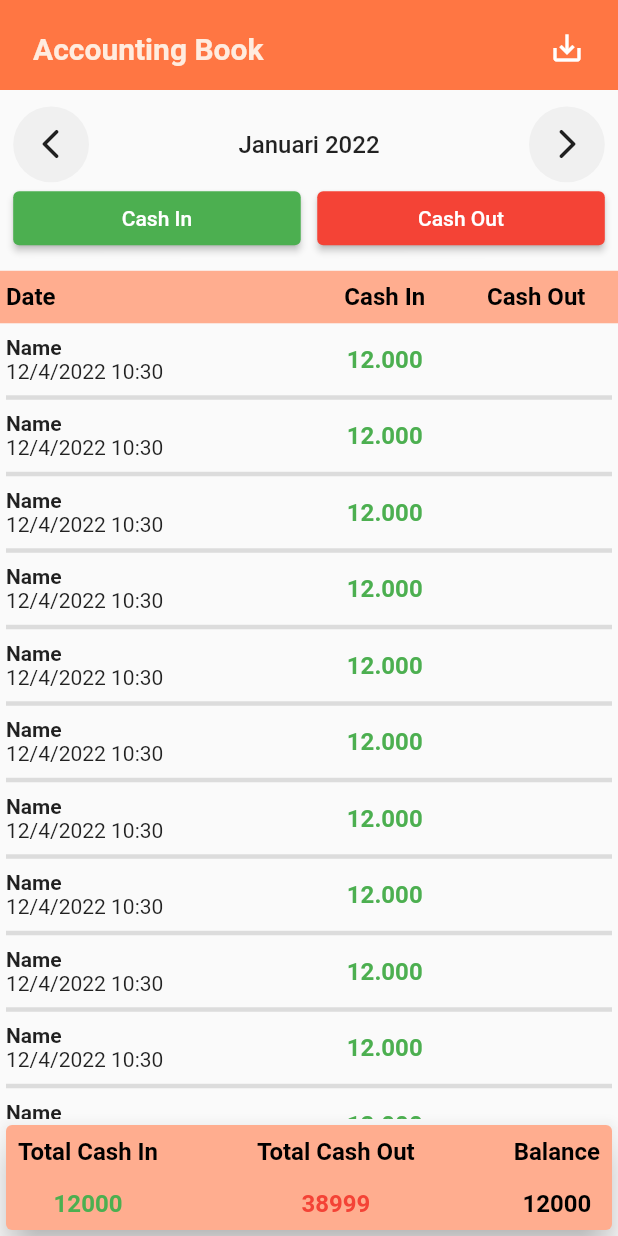
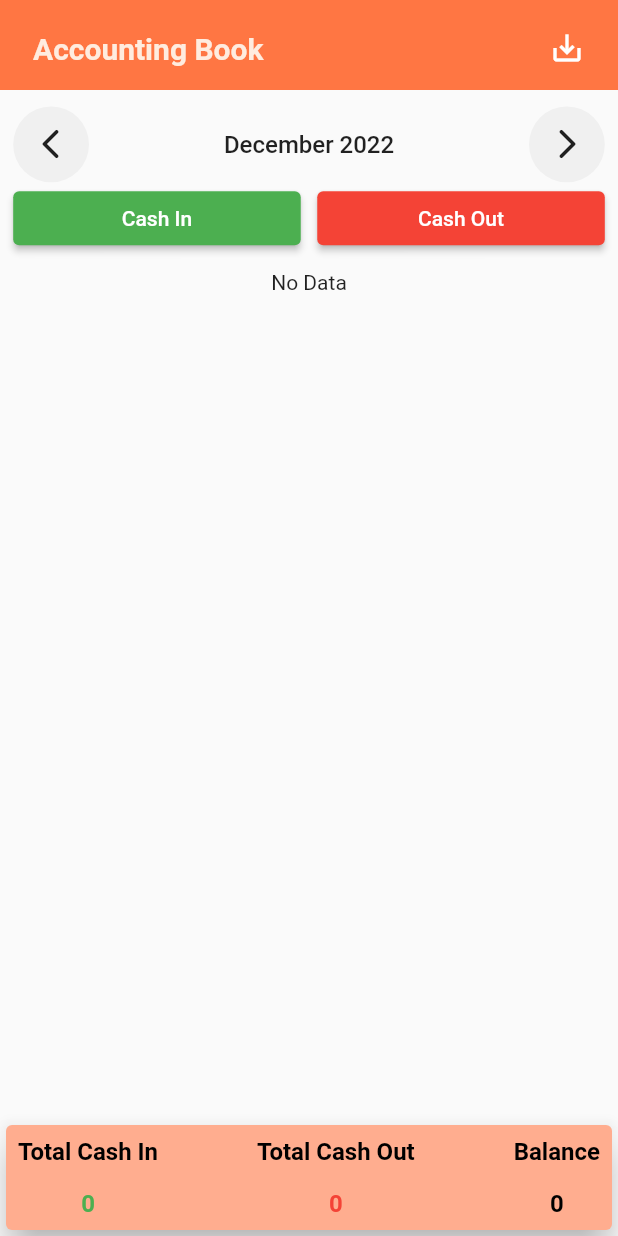
Before and after one commit to AkhmadhetaHPras/flutter-accounting_apk, a Flutter app: the screen it shows after launch, after a tap on "Continue", on a phone screen of 412 x 824 dp. Run offline on Flutter 3.47's test engine with Material 2 defaults, Android fonts, the phone set to English and light mode, and no system bars; our stand-ins replace flutter_svg, sqflite; accounts and stored records are empty.

Commit message:
add data cash in and filter month

```diff
--- a/lib/components/default_button.dart
+++ b/lib/components/default_button.dart
@@ -3,15 +3,22 @@ import 'package:flutter/material.dart';
 import '../constants.dart';
 import '../size_config.dart';
 
-class DefaultButton extends StatelessWidget {
+class DefaultButton extends StatefulWidget {
   const DefaultButton({
     Key? key,
     this.text,
     this.press,
+    required this.load,
   }) : super(key: key);
   final String? text;
   final Function? press;
+  final bool load;
 
+  @override
+  State<DefaultButton> createState() => _DefaultButtonState();
+}
+
+class _DefaultButtonState extends State<DefaultButton> {
   @override
   Widget build(BuildContext context) {
     return SizedBox(
@@ -24,14 +31,18 @@ class DefaultButton extends StatelessWidget {
           foregroundColor: Colors.white,
           backgroundColor: kPrimaryColor,
         ),
-        onPressed: press as void Function()?,
-        child: Text(
-          text!,
-          style: TextStyle(
-            fontSize: getProportionateScreenWidth(18),
-            color: Colors.white,
-          ),
-        ),
+        onPressed: widget.press as void Function()?,
+        child: !widget.load
+            ? Text(
+                widget.text!,
+                style: TextStyle(
+                  fontSize: getProportionateScreenWidth(18),
+                  color: Colors.white,
+                ),
+              )
+            : const CircularProgressIndicator(
+                color: Colors.white,
+              ),
       ),
     );
   }
--- /dev/null
+++ b/lib/components/loader.dart
@@ -0,0 +1,21 @@
+import 'package:accounting_apk/constants.dart';
+import 'package:flutter/material.dart';
+
+class Loader extends StatelessWidget {
+  const Loader({
+    Key? key,
+  }) : super(key: key);
+
+  @override
+  Widget build(BuildContext context) {
+    return Expanded(
+      child: Container(
+        child: const Center(
+          child: CircularProgressIndicator(
+            color: kPrimaryColor,
+          ),
+        ),
+      ),
+    );
+  }
+}
--- a/lib/screens/book/components/body.dart
+++ b/lib/screens/book/components/body.dart
@@ -1,14 +1,71 @@
+import 'package:accounting_apk/components/loader.dart';
 import 'package:accounting_apk/constants.dart';
+import 'package:accounting_apk/models/item.dart';
 import 'package:accounting_apk/screens/book/cash_in.dart';
 import 'package:accounting_apk/screens/book/components/book_header.dart';
 import 'package:accounting_apk/screens/book/components/icon_btn_pdf.dart';
 import 'package:accounting_apk/screens/book/components/list_page.dart';
 import 'package:accounting_apk/screens/book/components/summary.dart';
+import 'package:accounting_apk/services/database_services.dart';
 import 'package:accounting_apk/size_config.dart';
 import 'package:flutter/material.dart';
+import 'package:intl/intl.dart';
 
-class Body extends StatelessWidget {
+class Body extends StatefulWidget {
   const Body({super.key});
+
+  @override
+  State<Body> createState() => _BodyState();
+}
+
+class _BodyState extends State<Body> {
+  List<Item> items = [];
+  bool _isLoading = false;
+  String month = DateTime.now().month.toString();
+  String year = DateTime.now().year.toString();
+  int cashIn = 0;
+  int cashOut = 0;
+  int balance = 0;
+
+  @override
+  void initState() {
+    super.initState();
+    getAll();
+  }
+
+  String getMonthName() {
+    return DateFormat('MMMM').format(DateTime(0, int.parse(month)));
+  }
+
+  void updateSummary() {
+    var cIn = 0;
+    var cOut = 0;
+    for (var element in items) {
+      if (element.cashIn != null) {
+        cIn += element.cashIn!;
+      }
+      if (element.cashOut != null) {
+        cOut += element.cashOut!;
+      }
+    }
+    setState(() {
+      cashIn = cIn;
+      cashOut = cOut;
+      balance = cashIn - cashOut;
+    });
+  }
+
+  void getAll() async {
+    setState(() {
+      _isLoading = true;
+    });
+    var response = await DatabaseService().itemList(month, year);
+    items = response;
+    updateSummary();
+    setState(() {
+      _isLoading = false;
+    });
+  }
 
   @override
   Widget build(BuildContext context) {
@@ -40,14 +97,36 @@ class Body extends StatelessWidget {
                 // nav month
                 Row(
                   mainAxisAlignment: MainAxisAlignment.spaceBetween,
-                  children: const [
-                    IconBtn(icon: Icons.arrow_back_ios_rounded),
+                  children: [
+                    IconBtn(
+                      icon: Icons.arrow_back_ios_rounded,
+                      tap: () {
+                        var date =
+                            DateTime(int.parse(year), int.parse(month) - 1, 1);
+                        setState(() {
+                          month = date.month.toString();
+                          year = date.year.toString();
+                        });
+                        getAll();
+                      },
+                    ),
                     Text(
-                      "Januari 2022",
-                      style:
-                          TextStyle(fontSize: 16, fontWeight: FontWeight.w500),
+                      "${getMonthName()} $year",
+                      style: const TextStyle(
+                          fontSize: 16, fontWeight: FontWeight.w500),
                     ),
-                    IconBtn(icon: Icons.arrow_forward_ios_rounded),
+                    IconBtn(
+                      icon: Icons.arrow_forward_ios_rounded,
+                      tap: () {
+                        var date =
+                            DateTime(int.parse(year), int.parse(month) + 1, 1);
+                        setState(() {
+                          month = date.month.toString();
+                          year = date.year.toString();
+                        });
+                        getAll();
+                      },
+                    ),
                   ],
                 ),
 
@@ -83,13 +162,17 @@ class Body extends StatelessWidget {
           ),
           SizedBox(height: getProportionateScreenWidth(10)),
 
-          const ListPage(),
+          !_isLoading
+              ? ListPage(
+                  items: items,
+                )
+              : const Loader(),
 
           // summary
-          const SummaryBook(
-            balance: 12000,
-            totalCashIn: 12000,
-            totalCashOut: 38999,
+          SummaryBook(
+            balance: balance,
+            totalCashIn: cashIn,
+            totalCashOut: cashOut,
           ),
         ],
       ),
--- a/lib/screens/book/components/icon_btn_pdf.dart
+++ b/lib/screens/book/components/icon_btn_pdf.dart
@@ -6,15 +6,17 @@ class IconBtn extends StatelessWidget {
   const IconBtn({
     Key? key,
     required this.icon,
+    this.tap,
   }) : super(key: key);
 
   final IconData icon;
+  final Function? tap;
 
   @override
   Widget build(BuildContext context) {
     return InkWell(
       borderRadius: BorderRadius.circular(100),
-      onTap: () {},
+      onTap: tap as void Function()?,
       child: Stack(
         clipBehavior: Clip.none,
         children: [
--- a/lib/screens/book/components/list_item.dart
+++ b/lib/screens/book/components/list_item.dart
@@ -11,7 +11,7 @@ class ListItem extends StatelessWidget {
   }) : super(key: key);
 
   final String name;
-  final DateTime date;
+  final String date;
   final int? cashIn;
   final int? cashOut;
 
@@ -53,7 +53,7 @@ class ListItem extends StatelessWidget {
                     style: const TextStyle(fontWeight: FontWeight.w600),
                   ),
                   Text(
-                    DateFormat.yMd().add_Hm().format(date),
+                    date,
                   ),
                 ],
               ),
--- a/lib/screens/book/components/list_page.dart
+++ b/lib/screens/book/components/list_page.dart
@@ -4,21 +4,20 @@ import 'package:accounting_apk/screens/book/components/list_item.dart';
 import 'package:accounting_apk/screens/book/components/text_table_title.dart';
 import 'package:flutter/material.dart';
 
-class ListPage extends StatefulWidget {
+class ListPage extends StatelessWidget {
   const ListPage({
     Key? key,
+    required this.items,
   }) : super(key: key);
 
-  @override
-  State<ListPage> createState() => _ListPageState();
-}
-
-class _ListPageState extends State<ListPage> {
-  final List<Item> items = [];
-
+  final List<Item> items;
   @override
   Widget build(BuildContext context) {
-    return Expanded(
+    return items.isEmpty
+        ? const Expanded(
+            child: Text("No Data"),
+          )
+        : Expanded(
             child: Column(
               children: [
                 // list view header
@@ -35,13 +34,13 @@ class _ListPageState extends State<ListPage> {
                       ),
                       Expanded(
                         flex: 1,
-                  child:
-                      TextTableTitle(text: "Cash In", align: TextAlign.center),
+                        child: TextTableTitle(
+                            text: "Cash In", align: TextAlign.center),
                       ),
                       Expanded(
                         flex: 1,
-                  child:
-                      TextTableTitle(text: "Cash Out", align: TextAlign.center),
+                        child: TextTableTitle(
+                            text: "Cash Out", align: TextAlign.center),
                       ),
                     ],
                   ),
@@ -53,12 +52,13 @@ class _ListPageState extends State<ListPage> {
                     padding: const EdgeInsets.symmetric(horizontal: 4),
                     // height: MediaQuery.of(context).size.height - 340,
                     child: ListView.builder(
-                itemCount: 30,
+                      itemCount: items.length,
                       itemBuilder: (context, index) {
                         return ListItem(
-                    name: "Name",
-                    date: DateTime.now(),
-                    cashIn: 12000,
+                          name: items[index].label,
+                          date: "${items[index].date} ${items[index].time}",
+                          cashIn: items[index].cashIn,
+                          cashOut: items[index].cashOut,
                         );
                       },
                     ),
--- a/lib/screens/splash/components/body.dart
+++ b/lib/screens/splash/components/body.dart
@@ -71,6 +71,7 @@ class _BodyState extends State<Body> {
                       press: () {
                         Navigator.pushNamed(context, BookScreen.routeName);
                       },
+                      load: false,
                     ),
                     const Spacer(),
                   ],
--- a/lib/services/database_services.dart
+++ b/lib/services/database_services.dart
@@ -61,12 +61,15 @@ class DatabaseService {
   }
 
   // // A method that retrieves all the item from the item table.
-  Future<List<Item>> itemList() async {
+  Future<List<Item>> itemList(String month, String year) async {
     // Get a reference to the database.
     final db = await _databaseService.database;
 
-    // Query the table for all the Breeds.
-    final List<Map<String, dynamic>> maps = await db.query('item');
+    // Query the table for all the Item.
+    // final List<Map<String, dynamic>> maps = await db.query('item');
+    final List<Map<String, dynamic>> maps = await db.rawQuery(
+        "SELECT * FROM item WHERE strftime('%m', date) = ? AND strftime('%Y', date) = ?",
+        [month, year]);
 
     // Convert the List<Map<String, dynamic> into a List<Breed>.
     return List.generate(maps.length, (index) => Item.fromMap(maps[index]));
```
Also changed, not shown: lib/screens/book/components/cash_in_form.dart (+47 -6 lines). Lines whose indentation alone changed are shown as unchanged.
